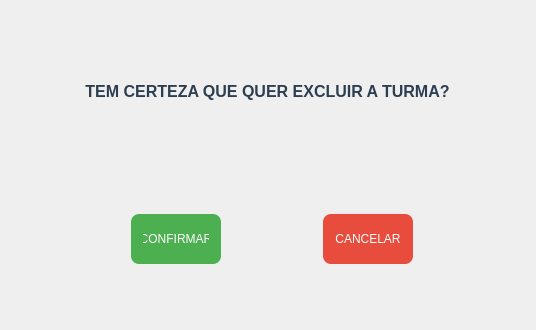
The window that App/view/ui/deleteClass.ui (Caiquef80/Gerenciamento-Escolar) describes before a commit, drawn with Qt 5.
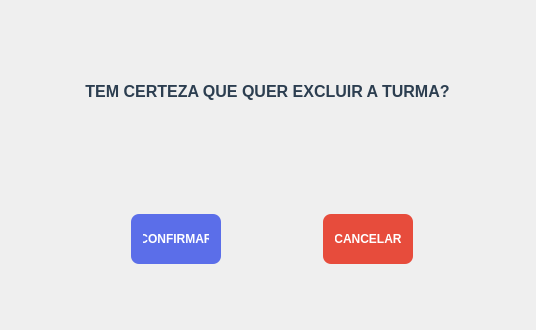
The same window after the commit. Icons and pictures are not drawn.

The edit to the form file:
```diff
--- a/App/view/ui/deleteClass.ui
+++ b/App/view/ui/deleteClass.ui
@@ -25,10 +25,12 @@
     color: #2c3e50;     
 }
 QPushButton {
-    background-color: #4CAF50;
+	font: bold;
+    background-color: #5B6EE9;
     color: white;
     border-radius: 8px;
     padding: 6px 12px;
+    border: none;
 }
 
 QPushButton:hover {
```
Left out of the diff: 4 changed lines with no effect on the pictures.
